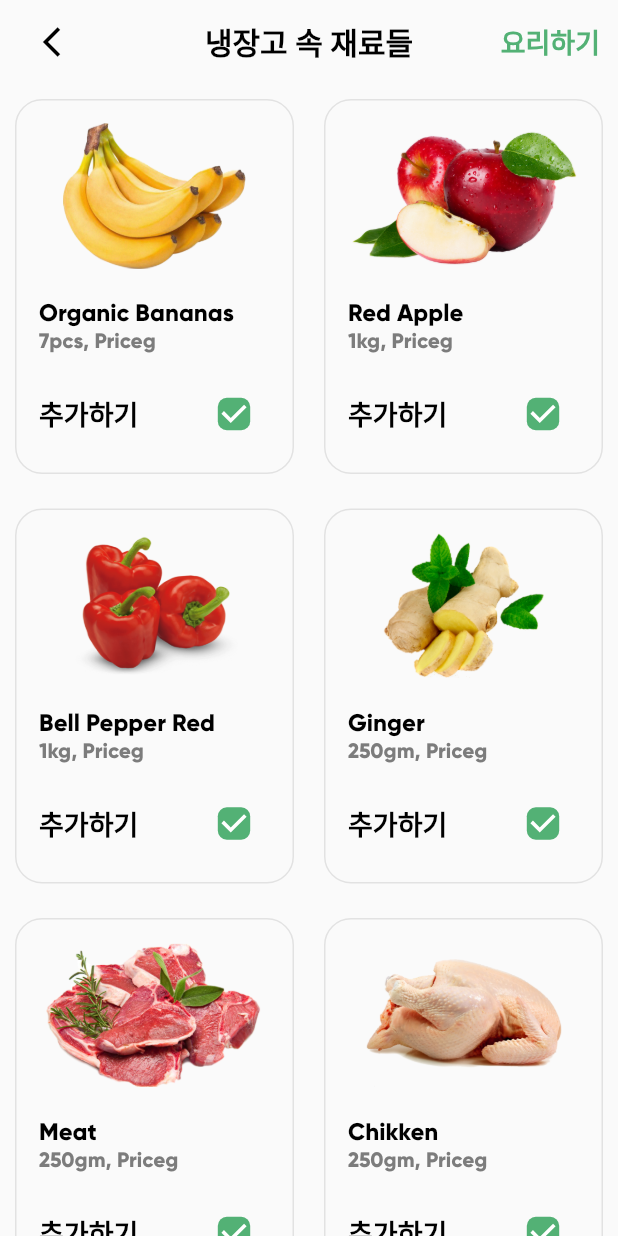
After one commit to coitloz88/Empty-Refrigerator, a Flutter app: the IngredientListScreen screen opened directly, on a phone screen of 412 x 824 dp. The commit adds this screen. Run offline on Flutter 3.47's test engine with Material 2 defaults, Android fonts, the phone set to English and light mode, and no system bars; our stand-ins replace flutter_svg, image_picker.

Commit message:
feat: ingredients 체크박스 UI까지 완성

```diff
--- a/lib/app.dart
+++ b/lib/app.dart
@@ -7,6 +7,7 @@ class MyApp extends StatelessWidget {
   Widget build(BuildContext context) {
     return MaterialApp(
       theme: themeData,
+      debugShowCheckedModeBanner: false,
       home: SplashScreen(),
     );
   }
--- /dev/null
+++ b/lib/screens/ingredient/ingredient_list_screen.dart
@@ -0,0 +1,103 @@
+import 'package:flutter/material.dart';
+import 'package:flutter_staggered_grid_view/flutter_staggered_grid_view.dart';
+import 'package:grocery_app/common_widgets/app_text.dart';
+import 'package:grocery_app/models/grocery_item.dart';
+import 'package:grocery_app/screens/cart/cart_screen.dart';
+import 'package:grocery_app/screens/explore_screen.dart';
+import 'package:grocery_app/styles/colors.dart';
+import 'package:grocery_app/widgets/grocery_item_card_widget.dart';
+
+class IngredientListScreen extends StatefulWidget {
+  @override
+  State<IngredientListScreen> createState() => _IngredientListScreenState();
+}
+
+class _IngredientListScreenState extends State<IngredientListScreen> {
+  // List<bool> isAdded = List<bool>.generate(demoItems.length, (index) => true);
+
+  @override
+  Widget build(BuildContext context) {
+    return Scaffold(
+      appBar: AppBar(
+        backgroundColor: Colors.transparent,
+        elevation: 0,
+        centerTitle: true,
+        automaticallyImplyLeading: false,
+        leading: GestureDetector(
+          onTap: () {
+            Navigator.pop(context);
+          },
+          child: Container(
+            padding: EdgeInsets.only(left: 25),
+            child: Icon(
+              Icons.arrow_back_ios,
+              color: Colors.black,
+            ),
+          ),
+        ),
+        actions: [
+          GestureDetector(
+              onTap: () {
+                Navigator.push(context,
+                    MaterialPageRoute(builder: (context) => ExploreScreen()));
+              },
+              child:
+              SizedBox(height: double.infinity, child: Padding(padding: EdgeInsets.all(12), child: Center(child: Text(
+                "요리하기",
+                style: TextStyle(
+                    fontSize: 18,
+                    fontWeight: FontWeight.bold,
+                    color: AppColors.primaryColor),
+              ))),)
+              )
+        ],
+        title: Container(
+          padding: EdgeInsets.symmetric(
+            horizontal: 25,
+          ),
+          child: AppText(
+            text: "냉장고 속 재료들",
+            fontWeight: FontWeight.bold,
+            fontSize: 20,
+          ),
+        ),
+      ),
+      body: SingleChildScrollView(
+        child: StaggeredGrid.count(
+          crossAxisCount: 2,
+          // I only need two card horizontally
+          children: demoItems.asMap().entries.map<Widget>((e) {
+            GroceryItem groceryItem = e.value;
+            return GestureDetector(
+              onTap: () {
+                onItemClicked(context, groceryItem);
+              },
+              child: Container(
+                padding: EdgeInsets.all(10),
+                child: GroceryItemCardWidget(
+                  item: groceryItem,
+                  heroSuffix: "explore_screen",
+                ),
+              ),
+            );
+          }).toList(),
+          mainAxisSpacing: 3.0,
+          crossAxisSpacing: 0.0, // add some space
+        ),
+      ),
+    );
+  }
+
+  void onItemClicked(BuildContext context, GroceryItem groceryItem) {
+    // TODO: Provider 배열의 element 상태 변경
+    // Navigator.push(
+    //   context,
+    //   MaterialPageRoute(
+    //     builder: (context) => ProductDetailsScreen(
+    //       groceryItem,
+    //       heroSuffix: "explore_screen",
+    //     ),
+    //   ),
+    // );
+  }
+}
--- a/lib/widgets/grocery_item_card_widget.dart
+++ b/lib/widgets/grocery_item_card_widget.dart
@@ -3,16 +3,26 @@ import 'package:grocery_app/common_widgets/app_text.dart';
 import 'package:grocery_app/models/grocery_item.dart';
 import 'package:grocery_app/styles/colors.dart';
 
-class GroceryItemCardWidget extends StatelessWidget {
+class GroceryItemCardWidget extends StatefulWidget {
   GroceryItemCardWidget({Key? key, required this.item, this.heroSuffix})
       : super(key: key);
   final GroceryItem item;
   final String? heroSuffix;
 
+  @override
+  State<GroceryItemCardWidget> createState() => _GroceryItemCardWidgetState();
+}
+
+class _GroceryItemCardWidgetState extends State<GroceryItemCardWidget> {
   final double width = 174;
+
   final double height = 250;
+
   final Color borderColor = Color(0xffE2E2E2);
+
   final double borderRadius = 18;
+
+  bool isAdded = true; // TODO: Provider로 변경
 
   @override
   Widget build(BuildContext context) {
@@ -38,7 +48,10 @@ class GroceryItemCardWidget extends StatelessWidget {
             Expanded(
               child: Center(
                 child: Hero(
-                  tag: "GroceryItem:" + item.name + "-" + (heroSuffix ?? ""),
+                  tag: "GroceryItem:" +
+                      widget.item.name +
+                      "-" +
+                      (widget.heroSuffix ?? ""),
                   child: imageWidget(),
                 ),
               ),
@@ -47,28 +60,38 @@ class GroceryItemCardWidget extends StatelessWidget {
               height: 20,
             ),
             AppText(
-              text: item.name,
+              text: widget.item.name,
               fontSize: 16,
               fontWeight: FontWeight.bold,
             ),
             AppText(
-              text: item.description,
+              text: widget.item.description,
               fontSize: 14,
               fontWeight: FontWeight.w600,
               color: Color(0xFF7C7C7C),
             ),
             SizedBox(
-              height: 20,
+              height: 16,
             ),
             Row(
               children: [
                 AppText(
-                  text: "\$${item.price.toStringAsFixed(2)}",
+                  text: "추가하기",
                   fontSize: 18,
                   fontWeight: FontWeight.bold,
                 ),
                 Spacer(),
-                addWidget()
+                Transform.scale(
+                    scale: 1.2,
+                    child: Checkbox(
+                        shape: const RoundedRectangleBorder(
+                            borderRadius: BorderRadius.all(
+                                Radius.circular(5.0))),
+                        activeColor: AppColors.primaryColor,
+                        value: isAdded,
+                        onChanged: (value) {
+                          isAdded = value!;
+                        }))
               ],
             )
           ],
@@ -79,24 +102,7 @@ class GroceryItemCardWidget extends StatelessWidget {
 
   Widget imageWidget() {
     return Container(
-      child: Image.asset(item.imagePath),
-    );
-  }
-
-  Widget addWidget() {
-    return Container(
-      height: 45,
-      width: 45,
-      decoration: BoxDecoration(
-          borderRadius: BorderRadius.circular(17),
-          color: AppColors.primaryColor),
-      child: Center(
-        child: Icon(
-          Icons.add,
-          color: Colors.white,
-          size: 25,
-        ),
-      ),
+      child: Image.asset(widget.item.imagePath),
     );
   }
 }
```
Also changed, not shown: lib/screens/cart/cart_screen.dart (+2 -16 lines), lib/screens/explore_screen.dart (+9 -16 lines).
